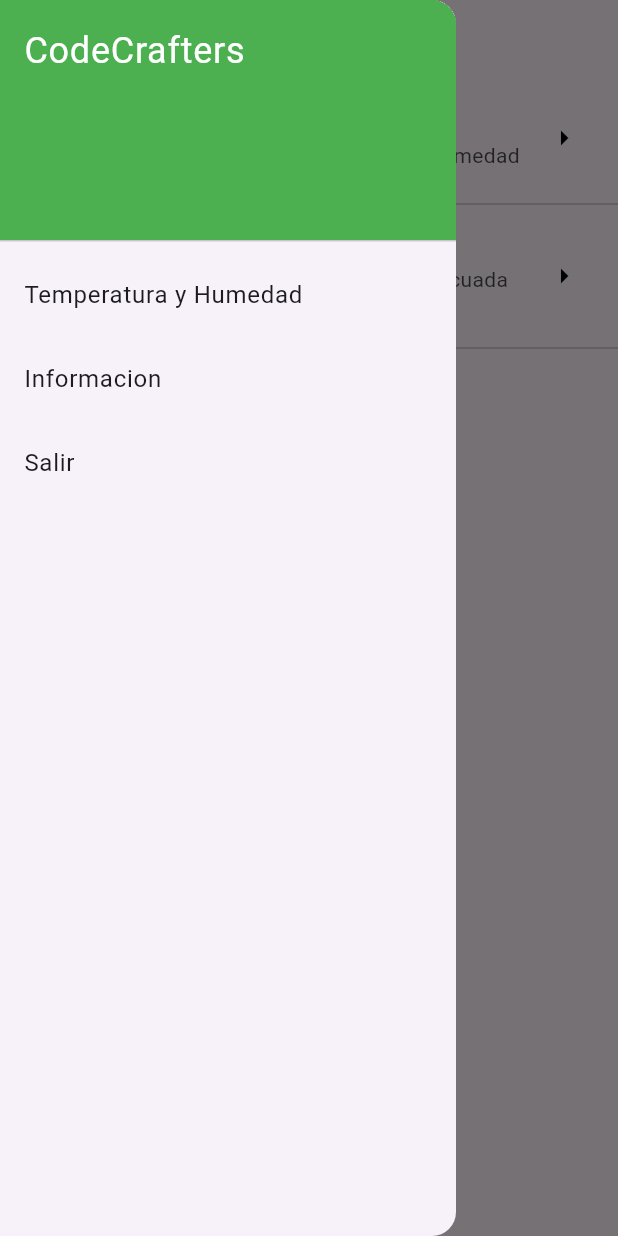
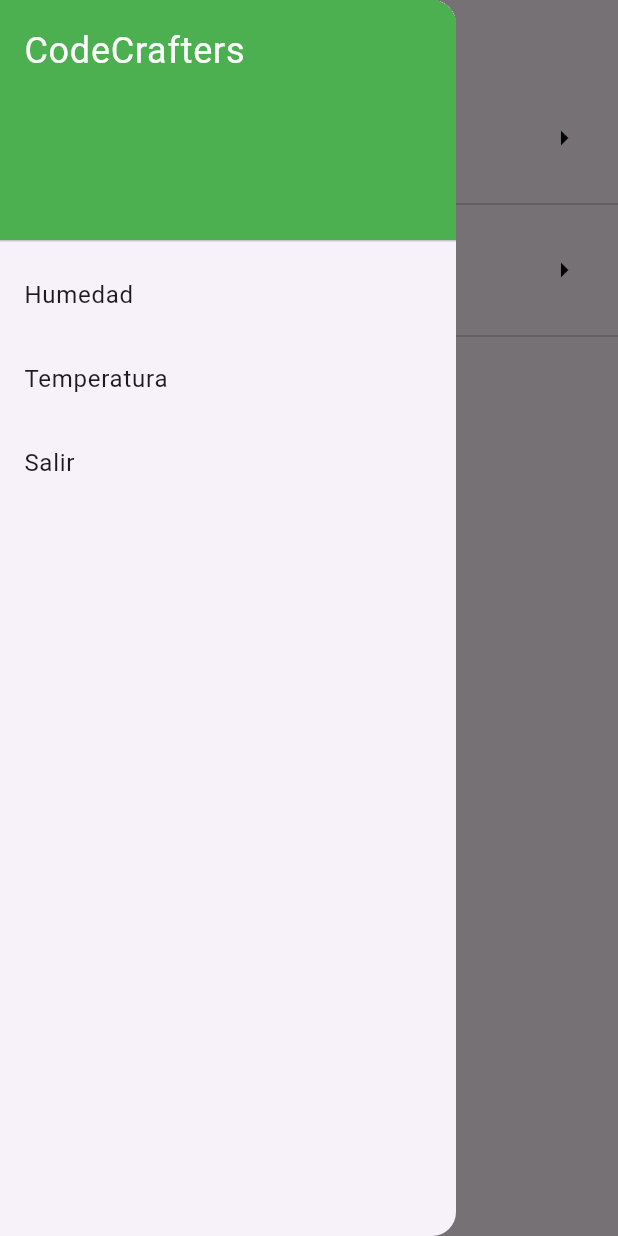
Before and after one commit to SantiagoHM27/Temperatura-movil, a Flutter app: the HomeScreen screen opened by its route, with the side drawer open, on a phone screen of 412 x 824 dp. Run offline on Flutter 3.47's test engine with Material 3 defaults, Android fonts, the phone set to English and light mode, and no system bars; our stand-ins replace cloud_firestore, firebase_auth, firebase_core, fluttertoast, font_awesome_flutter; accounts and stored records are empty.

Commit message:
commit 2

```diff
--- a/lib/main.dart
+++ b/lib/main.dart
@@ -1,7 +1,9 @@
 import 'package:firebase_core/firebase_core.dart';
+import 'firebase_options.dart';
 import 'package:flutter/foundation.dart';
 import 'package:flutter/material.dart';
-import 'package:firebase_auth/firebase_auth.dart'; // Import Firebase Auth
+import 'package:firebase_auth/firebase_auth.dart';
+import 'package:historial_exit/services/firebase_service.dart';
 import 'package:historial_exit/screens/home_screen.dart';
 import 'package:historial_exit/screens/login_screen.dart';
 import 'package:historial_exit/screens/sign_up_page.dart';
--- a/lib/screens/home_screen.dart
+++ b/lib/screens/home_screen.dart
@@ -35,7 +35,7 @@ class _HomeScreenState extends State<HomeScreen> {
             ),
 
             ListTile(
-              title: const Text('Temperatura y Humedad'),
+              title: const Text('Humedad'),
               onTap: () {
                 Navigator.pop(context); // Cerrar el Drawer
                 final ruta2 = MaterialPageRoute(builder: (context) {
@@ -45,7 +45,7 @@ class _HomeScreenState extends State<HomeScreen> {
               },
             ),
             ListTile(
-              title: const Text('Informacion'),
+              title: const Text('Temperatura'),
               onTap: () {
                 Navigator.pop(context); // Cerrar el Drawer
                 final ruta3 = MaterialPageRoute(builder: (context) {
@@ -67,11 +67,11 @@ class _HomeScreenState extends State<HomeScreen> {
         children: <Widget>[
           ListTile(
             title: const Text(
-              'Temperatura y humedad',
+              'Humedad',
               style: TextStyle(color: Color.fromARGB(255, 0, 0, 0)),
             ),
             subtitle: const Text(
-              'Información sobre la temperatura y humedad',
+              'Monitorea la humedad de tu habitat',
               style: TextStyle(color: Color.fromARGB(181, 0, 0, 0)),
             ),
             leading: const Icon(
@@ -92,11 +92,11 @@ class _HomeScreenState extends State<HomeScreen> {
           const Divider(),
           ListTile(
             title: const Text(
-              'Información',
+              'Temperatura',
               style: TextStyle(color: Color.fromARGB(255, 0, 0, 0)),
             ),
             subtitle: const Text(
-              'Información sobre la temperatura adecuada en algunos reptiles',
+              'Monitorea la temperatura de tu habitat',
               style: TextStyle(color: Color.fromARGB(181, 0, 0, 0)),
             ),
             leading: const Icon(
--- a/pubspec.yaml
+++ b/pubspec.yaml
@@ -12,10 +12,11 @@ dependencies:
 
 
   fluttertoast: ^8.2.2
-  firebase_core: ^2.26.0
+  firebase_core: ^2.27.0
   firebase_auth: ^4.4.0
   firebase_database: ^10.4.8
   font_awesome_flutter: ^10.7.0
+  cloud_firestore: ^4.15.8
 
 
 dev_dependencies:
```
Also changed, not shown: lib/screens/frecuencia.dart (+20 -10 lines), lib/screens/saturacion.dart (+20 -10 lines), lib/services/firebase_service.dart (added, +17 -0 lines), firebase.json (added), lib/firebase_options.dart (added), pubspec.lock, 4 other files.
